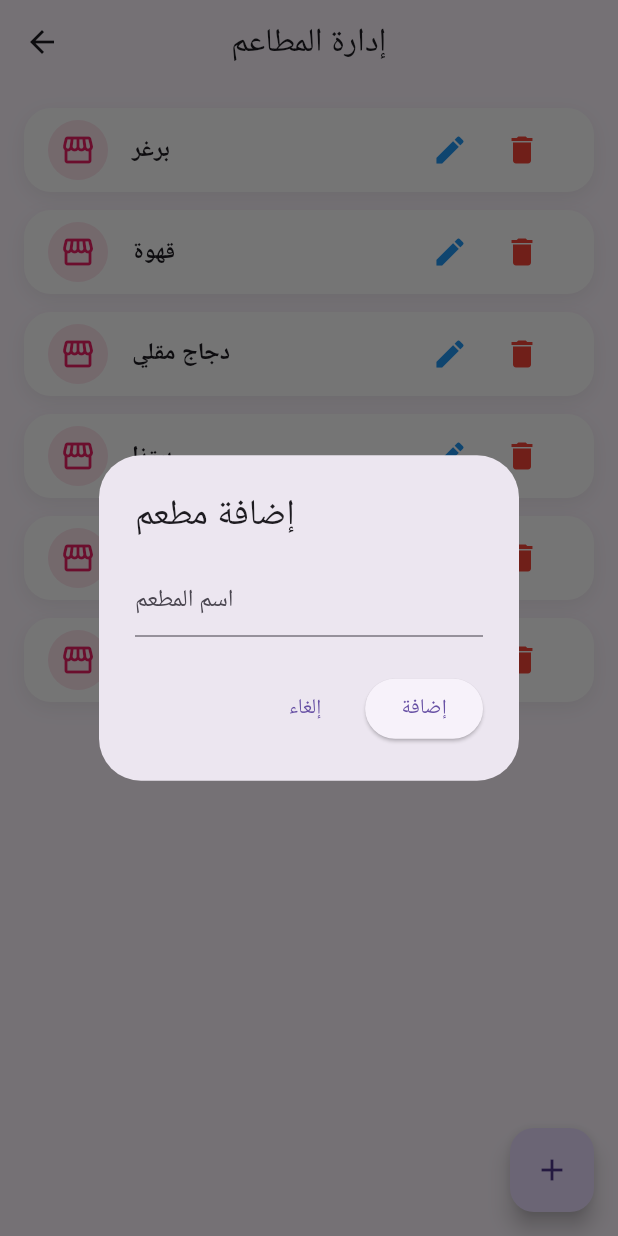
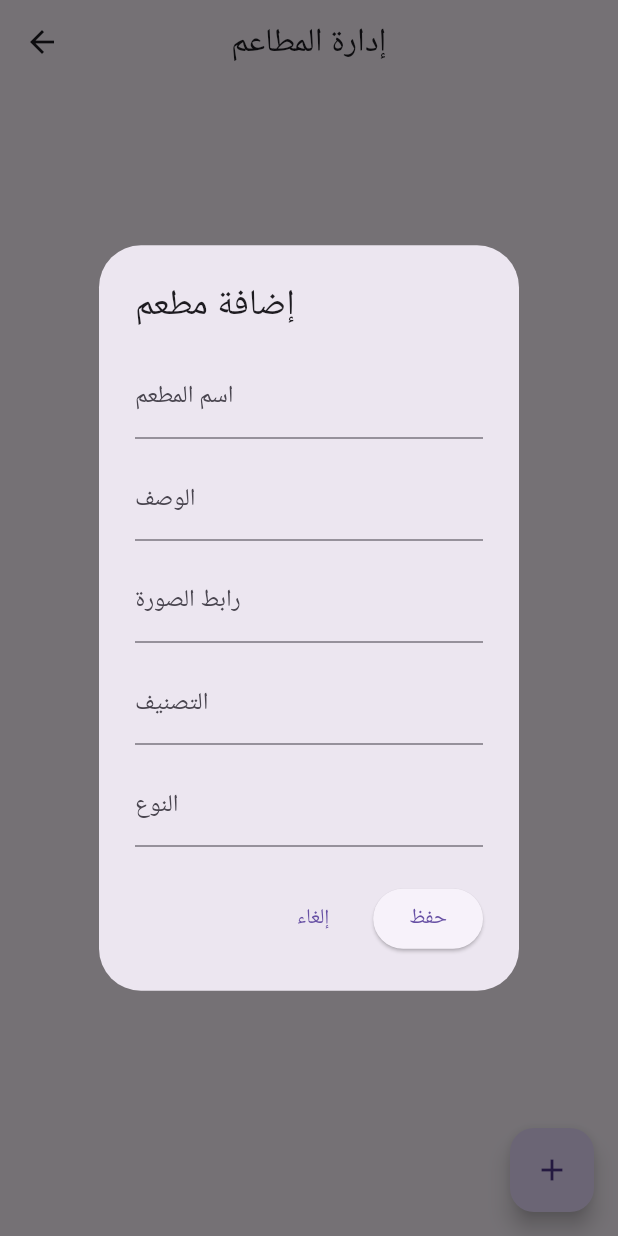
Before and after one commit to ebrahimzaghal1-cmd/barakah-90, a Flutter app: the AdminManageRestaurants screen opened directly, after a tap on the "add" icon, on a phone screen of 412 x 824 dp. Run offline on Flutter 3.47's test engine with Material 3 defaults, Android fonts, the phone set to English and light mode, and no system bars; our stand-ins replace cloud_firestore, firebase_auth, firebase_core, geolocator, shared_preferences; accounts and stored records are empty.

Commit message:
Update restaurants admin screen

```diff
--- a/lib/admin/admin_manage_restaurants.dart
+++ b/lib/admin/admin_manage_restaurants.dart
@@ -1,3 +1,4 @@
+import 'package:cloud_firestore/cloud_firestore.dart';
 import 'package:flutter/material.dart';
 
 class AdminManageRestaurants extends StatefulWidget {
@@ -8,26 +9,60 @@ class AdminManageRestaurants extends StatefulWidget {
 }
 
 class _AdminManageRestaurantsState extends State<AdminManageRestaurants> {
-  final List<String> restaurants = [
-    'برغر',
-    'قهوة',
-    'دجاج مقلي',
-    'بيتزا',
-    'أرز',
-    'شاورما',
-  ];
+  final FirebaseFirestore _firestore = FirebaseFirestore.instance;
 
-  void _showAddDialog() {
-    final controller = TextEditingController();
+  Future<void> _showRestaurantDialog({DocumentSnapshot? doc}) async {
+    final titleController = TextEditingController(text: doc?['title'] ?? '');
+    final descriptionController =
+        TextEditingController(text: doc?['description'] ?? '');
+    final imageController = TextEditingController(text: doc?['image'] ?? '');
+    final categoryController = TextEditingController(text: doc?['category'] ?? '');
+    final typeController = TextEditingController(text: doc?['type'] ?? '');
 
-    showDialog(
+    await showDialog(
       context: context,
-      builder: (_) => AlertDialog(
-        title: const Text('إضافة مطعم'),
-        content: TextField(
-          controller: controller,
+      builder: (context) {
+        return AlertDialog(
+          title: Text(doc == null ? 'إضافة مطعم' : 'تعديل المطعم'),
+          content: SingleChildScrollView(
+            child: Column(
+              mainAxisSize: MainAxisSize.min,
+              children: [
+                TextField(
+                  controller: titleController,
                   decoration: const InputDecoration(
-            hintText: 'اسم المطعم',
+                    labelText: 'اسم المطعم',
+                  ),
+                ),
+                const SizedBox(height: 12),
+                TextField(
+                  controller: descriptionController,
+                  decoration: const InputDecoration(
+                    labelText: 'الوصف',
+                  ),
+                ),
+                const SizedBox(height: 12),
+                TextField(
+                  controller: imageController,
+                  decoration: const InputDecoration(
+                    labelText: 'رابط الصورة',
+                  ),
+                ),
+                const SizedBox(height: 12),
+                TextField(
+                  controller: categoryController,
+                  decoration: const InputDecoration(
+                    labelText: 'التصنيف',
+                  ),
+                ),
+                const SizedBox(height: 12),
+                TextField(
+                  controller: typeController,
+                  decoration: const InputDecoration(
+                    labelText: 'النوع',
+                  ),
+                ),
+              ],
             ),
           ),
           actions: [
@@ -36,61 +71,41 @@ class _AdminManageRestaurantsState extends State<AdminManageRestaurants> {
               child: const Text('إلغاء'),
             ),
             ElevatedButton(
-            onPressed: () {
-              final value = controller.text.trim();
-              if (value.isNotEmpty) {
-                setState(() {
-                  restaurants.add(value);
-                });
-              }
-              Navigator.pop(context);
-            },
-            child: const Text('إضافة'),
-          ),
-        ],
-      ),
-    );
+              onPressed: () async {
+                final title = titleController.text.trim();
+                final description = descriptionController.text.trim();
+                final image = imageController.text.trim();
+                final category = categoryController.text.trim();
+                final type = typeController.text.trim();
+
+                if (title.isEmpty) return;
+
+                final data = {
+                  'title': title,
+                  'description': description,
+                  'image': image,
+                  'category': category,
+                  'type': type,
+                };
+
+                if (doc == null) {
+                  await _firestore.collection('items').add(data);
+                } else {
+                  await _firestore.collection('items').doc(doc.id).update(data);
                 }
 
-  void _showEditDialog(int index) {
-    final controller = TextEditingController(text: restaurants[index]);
-
-    showDialog(
-      context: context,
-      builder: (_) => AlertDialog(
-        title: const Text('تعديل المطعم'),
-        content: TextField(
-          controller: controller,
-          decoration: const InputDecoration(
-            hintText: 'اسم المطعم',
-          ),
-        ),
-        actions: [
-          TextButton(
-            onPressed: () => Navigator.pop(context),
-            child: const Text('إلغاء'),
-          ),
-          ElevatedButton(
-            onPressed: () {
-              final value = controller.text.trim();
-              if (value.isNotEmpty) {
-                setState(() {
-                  restaurants[index] = value;
-                });
-              }
-              Navigator.pop(context);
+                if (mounted) Navigator.pop(context);
               },
               child: const Text('حفظ'),
             ),
           ],
-      ),
+        );
+      },
     );
   }
 
-  void _deleteItem(int index) {
-    setState(() {
-      restaurants.removeAt(index);
-    });
+  Future<void> _deleteRestaurant(String id) async {
+    await _firestore.collection('items').doc(id).delete();
   }
 
   @override
@@ -101,21 +116,56 @@ class _AdminManageRestaurantsState extends State<AdminManageRestaurants> {
         centerTitle: true,
       ),
       floatingActionButton: FloatingActionButton(
-        onPressed: _showAddDialog,
+        onPressed: () => _showRestaurantDialog(),
         child: const Icon(Icons.add),
       ),
-      body: restaurants.isEmpty
-          ? const Center(
+      body: StreamBuilder<QuerySnapshot>(
+        stream: _firestore.collection('items').snapshots(),
+        builder: (context, snapshot) {
+          if (snapshot.connectionState == ConnectionState.waiting) {
+            return const Center(child: CircularProgressIndicator());
+          }
+
+          if (!snapshot.hasData || snapshot.data!.docs.isEmpty) {
+            return const Center(
               child: Text(
                 'لا يوجد مطاعم حالياً',
                 style: TextStyle(fontSize: 18),
               ),
-            )
-          : ListView.separated(
+            );
+          }
+
+          final docs = snapshot.data!.docs;
+
+          final restaurantDocs = docs.where((doc) {
+            final data = doc.data() as Map<String, dynamic>;
+            final type = (data['type'] ?? '').toString().toLowerCase();
+            return type == 'restaurant';
+          }).toList();
+
+          if (restaurantDocs.isEmpty) {
+            return const Center(
+              child: Text(
+                'لا يوجد مطاعم حالياً',
+                style: TextStyle(fontSize: 18),
+              ),
+            );
+          }
+
+          return ListView.separated(
             padding: const EdgeInsets.all(16),
-              itemCount: restaurants.length,
+            itemCount: restaurantDocs.length,
             separatorBuilder: (_, __) => const SizedBox(height: 12),
             itemBuilder: (context, index) {
+              final doc = restaurantDocs[index];
+              final data = doc.data() as Map<String, dynamic>;
+
+              final title = (data['title'] ?? '').toString();
+              final image = (data['image'] ?? '').toString();
+              final description = (data['description'] ?? '').toString();
+              final category = (data['category'] ?? '').toString();
+              final type = (data['type'] ?? '').toString();
+
               return Container(
                 decoration: BoxDecoration(
                   color: Colors.white,
@@ -131,21 +181,31 @@ class _AdminManageRestaurantsState extends State<AdminManageRestaurants> {
                 child: ListTile(
                   leading: CircleAvatar(
                     backgroundColor: Colors.pink.withOpacity(0.12),
-                      child: const Icon(Icons.storefront, color: Colors.pink),
+                    backgroundImage:
+                        image.isNotEmpty ? NetworkImage(image) : null,
+                    child: image.isEmpty
+                        ? const Icon(Icons.storefront, color: Colors.pink)
+                        : null,
                   ),
                   title: Text(
-                      restaurants[index],
+                    title,
                     style: const TextStyle(fontWeight: FontWeight.bold),
+                  ),
+                  subtitle: Text(
+                    [description, category, type]
+                        .where((e) => e.isNotEmpty)
+                        .join(' • '),
+                    style: const TextStyle(color: Colors.black54),
                   ),
                   trailing: Row(
                     mainAxisSize: MainAxisSize.min,
                     children: [
                       IconButton(
-                          onPressed: () => _showEditDialog(index),
+                        onPressed: () => _showRestaurantDialog(doc: doc),
                         icon: const Icon(Icons.edit, color: Colors.blue),
                       ),
                       IconButton(
-                          onPressed: () => _deleteItem(index),
+                        onPressed: () => _deleteRestaurant(doc.id),
                         icon: const Icon(Icons.delete, color: Colors.red),
                       ),
                     ],
@@ -153,6 +213,8 @@ class _AdminManageRestaurantsState extends State<AdminManageRestaurants> {
                 ),
               );
             },
+          );
+        },
       ),
     );
   }
```
Lines whose indentation alone changed are shown as unchanged.
